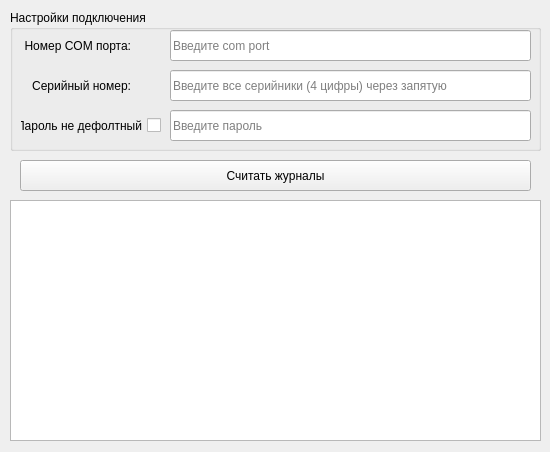
First picture: the form in libs/maket_mass.ui, repository loccupy/downloading_logs_from_a_smart_meter, before the edit.
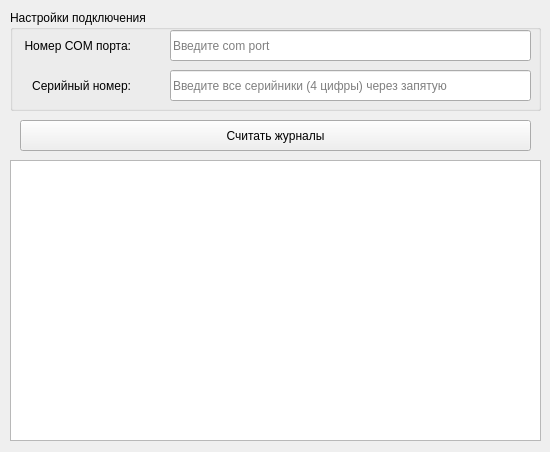
Second picture: the form after the edit.

Commit message: убрал поля пароля из приложения, будет использоваться дефолтный пароль для ровня конфигуратор

What changed in the file:
```diff
--- a/libs/maket_mass.ui
+++ b/libs/maket_mass.ui
@@ -37,7 +37,7 @@
      <x>10</x>
      <y>10</y>
      <width>531</width>
-     <height>141</height>
+     <height>101</height>
     </rect>
    </property>
    <property name="title">
@@ -99,53 +99,6 @@
      <string>Введите все серийники (4 цифры) через запятую</string>
     </property>
    </widget>
-   <widget class="QLineEdit" name="field_password">
-    <property name="geometry">
-     <rect>
-      <x>160</x>
-      <y>100</y>
-      <width>361</width>
-      <height>31</height>
-     </rect>
-    </property>
-    <property name="text">
-     <string/>
-    </property>
-    <property name="maxLength">
-     <number>16</number>
-    </property>
-    <property name="alignment">
-     <set>Qt::AlignLeading|Qt::AlignLeft|Qt::AlignVCenter</set>
-    </property>
-    <property name="dragEnabled">
-     <bool>false</bool>
-    </property>
-    <property name="readOnly">
-     <bool>false</bool>
-    </property>
-    <property name="placeholderText">
-     <string>Введите пароль</string>
-    </property>
-   </widget>
-   <widget class="QCheckBox" name="password">
-    <property name="geometry">
-     <rect>
-      <x>10</x>
-      <y>100</y>
-      <width>141</width>
-      <height>31</height>
-     </rect>
-    </property>
-    <property name="layoutDirection">
-     <enum>Qt::RightToLeft</enum>
-    </property>
-    <property name="autoFillBackground">
-     <bool>false</bool>
-    </property>
-    <property name="text">
-     <string>Пароль не дефолтный</string>
-    </property>
-   </widget>
    <widget class="QLabel" name="label">
     <property name="geometry">
      <rect>
@@ -183,7 +136,7 @@
    <property name="geometry">
     <rect>
      <x>20</x>
-     <y>160</y>
+     <y>120</y>
      <width>511</width>
      <height>31</height>
     </rect>
@@ -196,9 +149,9 @@
    <property name="geometry">
     <rect>
      <x>10</x>
-     <y>200</y>
+     <y>160</y>
      <width>531</width>
-     <height>241</height>
+     <height>281</height>
     </rect>
    </property>
   </widget>
```
The commit also changes 1 other file.
